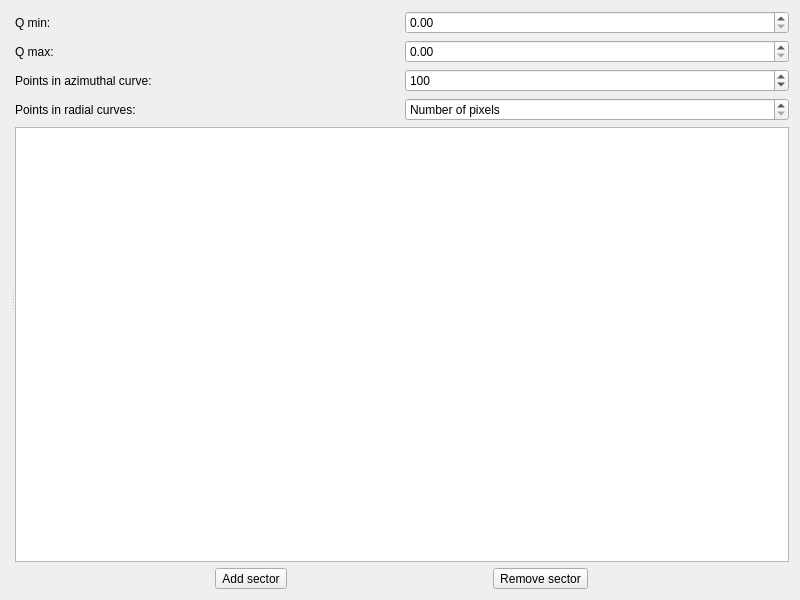
Old version of the form cct/qtgui2/utils/anisotropy/anisotropy.ui in the repository awacha/cct.
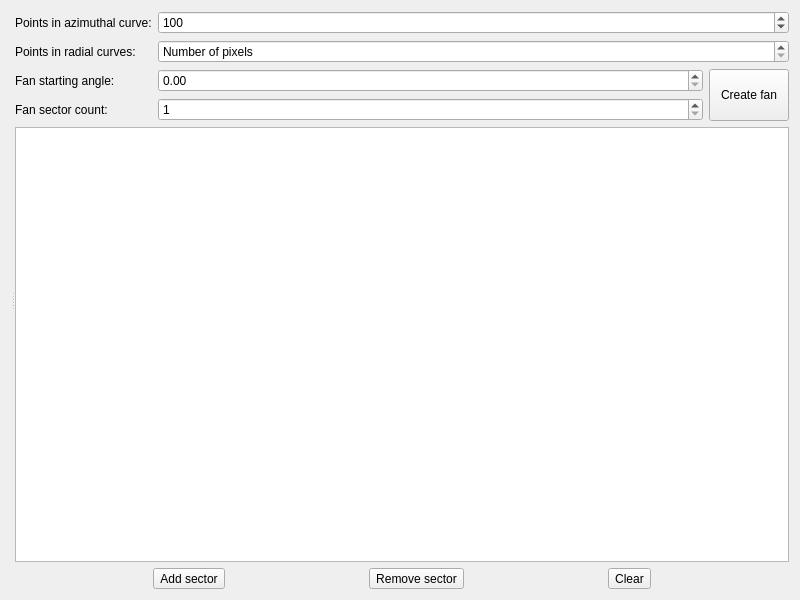
New version of the form. Icons and pictures are not drawn.

Commit message: Anisotropy UI file missed from a previous commit

```diff
--- a/cct/qtgui2/utils/anisotropy/anisotropy.ui
+++ b/cct/qtgui2/utils/anisotropy/anisotropy.ui
@@ -43,28 +43,68 @@
       <layout class="QVBoxLayout" name="verticalLayout">
        <item>
         <layout class="QGridLayout" name="gridLayout">
-         <item row="0" column="0">
-          <widget class="QLabel" name="label">
-           <property name="text">
-            <string>Q min:</string>
-           </property>
-          </widget>
-         </item>
-         <item row="1" column="0">
+         <item row="3" column="0">
           <widget class="QLabel" name="label_2">
            <property name="text">
-            <string>Q max:</string>
+            <string>Fan sector count:</string>
            </property>
           </widget>
          </item>
-         <item row="2" column="0">
+         <item row="2" column="1">
+          <widget class="QDoubleSpinBox" name="fanPhi0DoubleSpinBox">
+           <property name="sizePolicy">
+            <sizepolicy hsizetype="Minimum" vsizetype="Fixed">
+             <horstretch>1</horstretch>
+             <verstretch>0</verstretch>
+            </sizepolicy>
+           </property>
+           <property name="maximum">
+            <double>360.000000000000000</double>
+           </property>
+          </widget>
+         </item>
+         <item row="0" column="0">
           <widget class="QLabel" name="label_3">
            <property name="text">
             <string>Points in azimuthal curve:</string>
            </property>
           </widget>
          </item>
-         <item row="2" column="1">
+         <item row="3" column="1">
+          <widget class="QSpinBox" name="fanCountSpinBox">
+           <property name="minimum">
+            <number>1</number>
+           </property>
+          </widget>
+         </item>
+         <item row="1" column="0">
+          <widget class="QLabel" name="label_4">
+           <property name="text">
+            <string>Points in radial curves:</string>
+           </property>
+          </widget>
+         </item>
+         <item row="2" column="0">
+          <widget class="QLabel" name="label">
+           <property name="text">
+            <string>Fan starting angle:</string>
+           </property>
+          </widget>
+         </item>
+         <item row="2" column="2" rowspan="2">
+          <widget class="QPushButton" name="fanPushButton">
+           <property name="sizePolicy">
+            <sizepolicy hsizetype="Preferred" vsizetype="Preferred">
+             <horstretch>0</horstretch>
+             <verstretch>0</verstretch>
+            </sizepolicy>
+           </property>
+           <property name="text">
+            <string>Create fan</string>
+           </property>
+          </widget>
+         </item>
+         <item row="0" column="1" colspan="2">
           <widget class="QSpinBox" name="nAzimSpinBox">
            <property name="minimum">
             <number>2</number>
@@ -77,26 +117,13 @@
            </property>
           </widget>
          </item>
-         <item row="0" column="1">
-          <widget class="QDoubleSpinBox" name="qMinDoubleSpinBox"/>
-         </item>
-         <item row="1" column="1">
-          <widget class="QDoubleSpinBox" name="qMaxDoubleSpinBox"/>
-         </item>
-         <item row="3" column="1">
+         <item row="1" column="1" colspan="2">
           <widget class="QSpinBox" name="nRadialSpinBox">
            <property name="specialValueText">
             <string>Number of pixels</string>
            </property>
           </widget>
          </item>
-         <item row="3" column="0">
-          <widget class="QLabel" name="label_4">
-           <property name="text">
-            <string>Points in radial curves:</string>
-           </property>
-          </widget>
-         </item>
         </layout>
        </item>
        <item>
@@ -127,7 +154,18 @@
             <string>Remove sector</string>
            </property>
            <property name="icon">
-            <iconset theme="list-remove"/>
+            <iconset theme="list-remove">
+             <normaloff>.</normaloff>.</iconset>
+           </property>
+          </widget>
+         </item>
+         <item>
+          <widget class="QToolButton" name="cleanSlicesToolButton">
+           <property name="text">
+            <string>Clear</string>
+           </property>
+           <property name="icon">
+            <iconset theme="edit-clear-all"/>
            </property>
           </widget>
          </item>
```
Left out of the diff: 14 changed lines with no effect on the pictures.
